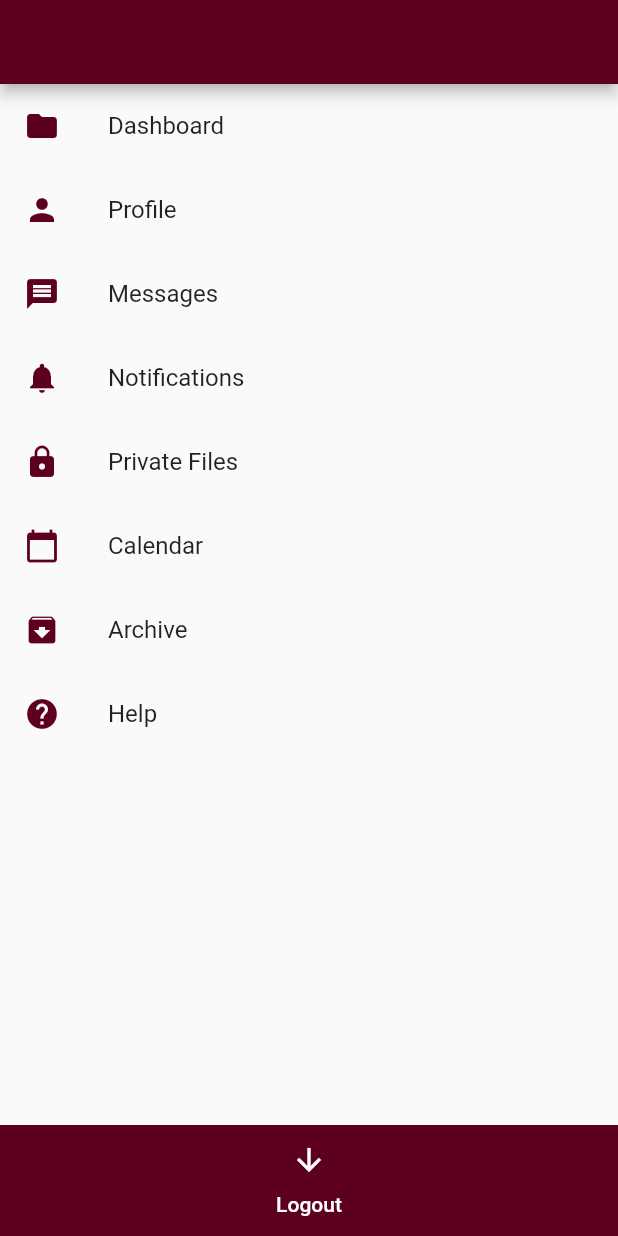
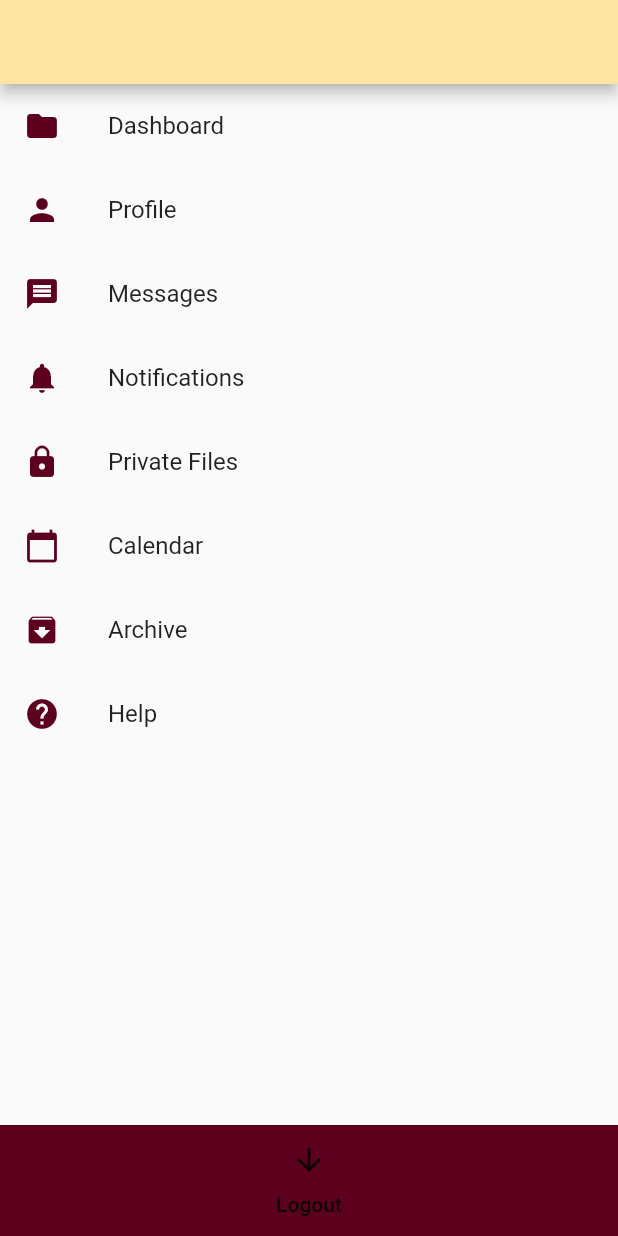
Before and after one commit to The-Brainiacs/elearning, a Flutter app: the screen it shows after launch, on a phone screen of 412 x 824 dp. Run offline on Flutter 3.47's test engine with Material 2 defaults, Android fonts, the phone set to English and light mode, and no system bars; Roboto replaces fonts that are missing (Arial).

Commit message:
modify theme color

```diff
--- a/lib/main.dart
+++ b/lib/main.dart
@@ -10,7 +10,7 @@ class App extends StatelessWidget {
      debugShowCheckedModeBanner: false,
       title: 'Settings',
       theme: ThemeData(
-        primaryColor: Color(0xff5c001e),
+        primaryColor: Color(0xFFFFE6A2),
         fontFamily: 'Arial',
       ),
     home: Settings(),
```
